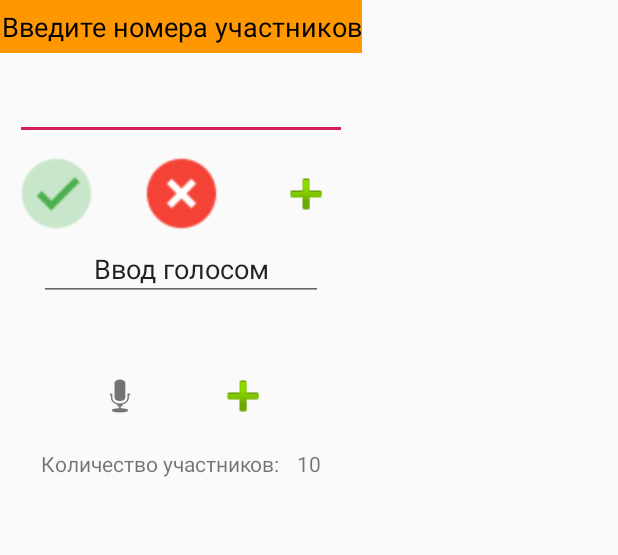
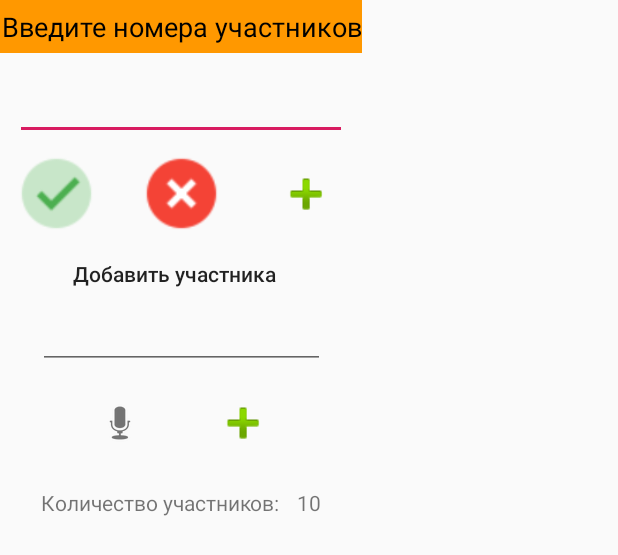
Before and after one commit to ytwog/Android_Stopwatch, an Android app: the layout activity_settingsrunners.xml on its own in the app's theme, with its tools: preview values and no code run, on a phone screen of 412 x 824 dp. Shown: the top 555 px of the screen. Run offline under Robolectric (Android 15) with nearby library versions, the phone set to English and light mode, and no system bars.

Commit message:
Updated add activity; Implemented basic table for future use in settings

```diff
--- a/ApplicationTimer/app/src/main/java/com/group_stopwatch/android/Fragment_Main.java
+++ b/ApplicationTimer/app/src/main/java/com/group_stopwatch/android/Fragment_Main.java
@@ -763,10 +763,8 @@ public class Fragment_Main extends TabbedStopwatch {
                     RunButton5.setOnClickListener(new View.OnClickListener() {
                         @Override
                         public void onClick(View v) {
-                            if(ok_Speech) {
-                                RunParam1.append("," + textSpoken.getText());
-                                RunButton1.callOnClick();
-                            }
+                            RunParam1.append("," + textSpoken.getText());
+                            RunButton1.callOnClick();
                         }
                     });
 
--- a/ApplicationTimer/app/src/main/java/com/group_stopwatch/android/TabbedStopwatch.java
+++ b/ApplicationTimer/app/src/main/java/com/group_stopwatch/android/TabbedStopwatch.java
@@ -101,6 +101,7 @@ import java.io.BufferedWriter;
  import java.util.List;
  import java.util.Set;
  import java.util.UUID;
+ import java.util.Vector;
  import java.util.logging.LogManager;
 
  import javax.crypto.Cipher;
@@ -553,7 +554,6 @@ public class TabbedStopwatch extends AppCompatActivity {
                     eText2.setText(String.valueOf(SData.Dialog_Param2));
                 }
             });
-
             return rootView;
         }
 
--- a/ApplicationTimer/app/src/main/res/layout/activity_settingsrunners.xml
+++ b/ApplicationTimer/app/src/main/res/layout/activity_settingsrunners.xml
@@ -39,6 +39,18 @@
             app:layout_constraintStart_toStartOf="parent"
             app:layout_constraintTop_toTopOf="parent" />
 
+        <EditText
+            android:id="@+id/SpeechTextParam"
+            style="@style/ThemeOverlay.MaterialComponents.TextInputEditText.OutlinedBox"
+            android:layout_width="191dp"
+            android:layout_height="49dp"
+            android:layout_marginTop="4dp"
+            android:layout_weight="2"
+            android:inputType="text"
+            app:layout_constraintEnd_toEndOf="parent"
+            app:layout_constraintStart_toStartOf="parent"
+            app:layout_constraintTop_toBottomOf="@+id/textAddOne" />
+
         <ImageButton
             android:id="@+id/buttonAcceptDialog"
             android:layout_width="55dp"
@@ -76,7 +88,7 @@
             android:layout_height="55dp"
             android:layout_marginStart="8dp"
             android:layout_marginLeft="8dp"
-            android:layout_marginTop="16dp"
+            android:layout_marginTop="8dp"
             android:layout_marginEnd="8dp"
             android:layout_marginRight="8dp"
             android:background="@android:color/transparent"
@@ -91,7 +103,7 @@
             android:layout_height="55dp"
             android:layout_marginStart="8dp"
             android:layout_marginLeft="8dp"
-            android:layout_marginTop="16dp"
+            android:layout_marginTop="8dp"
             android:background="@android:color/transparent"
             android:scaleX="1.2"
             android:scaleY="1.2"
@@ -107,7 +119,7 @@
             android:layout_height="wrap_content"
             android:layout_marginStart="15dp"
             android:layout_marginLeft="15dp"
-            android:layout_marginTop="8dp"
+            android:layout_marginTop="16dp"
             android:text="@string/_participantNumSettings"
             app:layout_constraintEnd_toStartOf="@+id/RunNumberText"
             app:layout_constraintHorizontal_bias="1.0"
@@ -138,30 +150,16 @@
             app:layout_constraintTop_toBottomOf="@+id/textNumberRunners" />
 
         <TextView
-            android:id="@+id/textView11"
-            style="?attr/autoCompleteTextViewStyle"
-            android:layout_width="189dp"
-            android:layout_height="44dp"
-            android:gravity="center_horizontal"
-            android:text="@string/_strInputSpeech"
-            android:textAllCaps="false"
-            android:textSize="18sp"
+            android:id="@+id/textAddOne"
+            android:layout_width="144dp"
+            android:layout_height="20dp"
+            android:layout_marginTop="16dp"
+            android:text="@string/_add_One"
+            android:textAppearance="@style/TextAppearance.AppCompat.Body2"
             app:layout_constraintEnd_toEndOf="parent"
             app:layout_constraintStart_toStartOf="parent"
             app:layout_constraintTop_toBottomOf="@+id/buttonCancelDialog" />
 
-        <TextView
-            android:id="@+id/SpeechTextParam"
-            style="@android:style/Widget.Material.Light.TextView"
-            android:layout_width="187dp"
-            android:layout_height="19dp"
-            android:layout_marginStart="8dp"
-            android:layout_marginLeft="8dp"
-            android:layout_marginEnd="8dp"
-            android:layout_marginRight="8dp"
-            app:layout_constraintEnd_toEndOf="parent"
-            app:layout_constraintStart_toStartOf="parent"
-            app:layout_constraintTop_toBottomOf="@+id/textView11" />
     </android.support.constraint.ConstraintLayout>
 
 </LinearLayout>
--- a/ApplicationTimer/app/src/main/res/values/strings.xml
+++ b/ApplicationTimer/app/src/main/res/values/strings.xml
@@ -78,4 +78,5 @@
     <string name="_strActivateLeft2">.</string>
     <string name="_strActivateTitle">Данная версия является демонстрационной. Для активации полной версии введите код:</string>
     <string name="_strActivateFull">Версия приложения: </string>
+    <string name="_add_One">Добавить участника</string>
 </resources>
```
Also changed, not shown: ApplicationTimer/app/src/main/java/com/group_stopwatch/android/Fragment_Settings.java (+15 -0 lines), ApplicationTimer/app/src/main/res/layout/layoutsettings.xml (+12 -2 lines), 319 other files.
